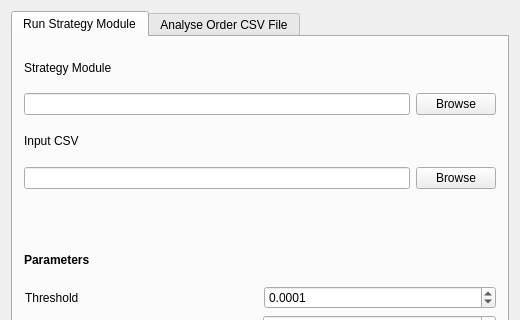
mobeigi/Algorithmic-Trading, file Trading_Platform_GUI_src/mainwindow.ui: the form before one commit; both pictures show x 0 to 520 and y 0 to 320 of the 520 by 506 pixel window.
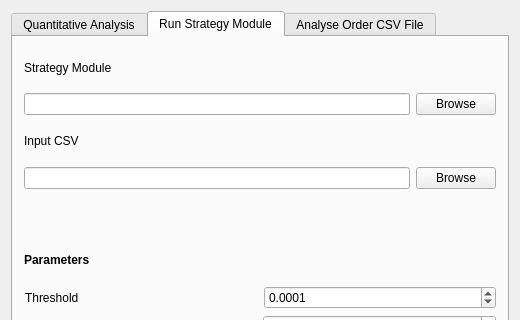
The form after the commit. The open tabs and pages were chosen to show the change.

```diff
--- a/Trading_Platform_GUI_src/mainwindow.ui
+++ b/Trading_Platform_GUI_src/mainwindow.ui
@@ -41,6 +41,11 @@
       <property name="currentIndex">
        <number>0</number>
       </property>
+      <widget class="QWidget" name="tab">
+       <attribute name="title">
+        <string>Quantitative Analysis</string>
+       </attribute>
+      </widget>
       <widget class="QWidget" name="widget">
        <attribute name="title">
         <string>Run Strategy Module</string>
```
